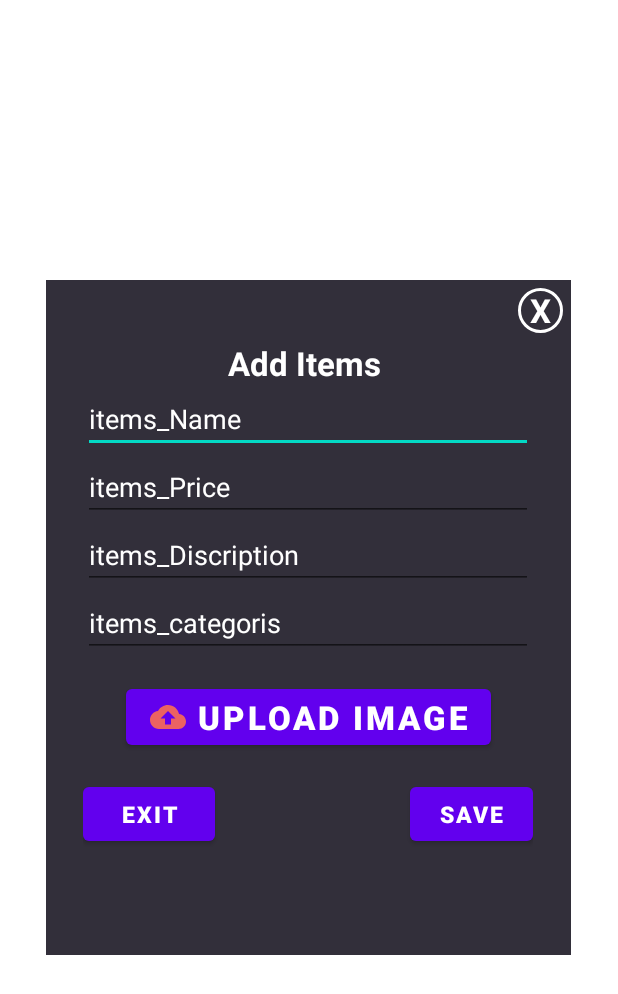
After one commit to rahul-loni/Authentication, an Android app: the Popup_Add_Window screen opened directly, with no data from a screen before it, on a phone screen of 412 x 824 dp. The commit adds this screen. Shown: the top 994 px of the screen. Run offline under Robolectric (Android 15) with nearby library versions, the phone set to English and light mode, and no system bars; Roboto replaces fonts that are not available here.

Commit message:
letest commit

```diff
--- a/app/src/main/AndroidManifest.xml
+++ b/app/src/main/AndroidManifest.xml
@@ -9,7 +9,8 @@
         android:roundIcon="@mipmap/ic_launcher_round"
         android:supportsRtl="true"
         android:theme="@style/Theme.Authentication">
-        <activity android:name=".ForgotPassword"></activity>
+        <activity android:name=".Popup_Add_Window"></activity>
+        <activity android:name=".ForgotPassword" />
         <activity android:name=".Login" />
         <activity android:name=".MainActivity" />
         <activity android:name=".Signup" />
--- /dev/null
+++ b/app/src/main/java/com/example/authentication/Popup_Add_Window.java
@@ -0,0 +1,14 @@
+package com.example.authentication;
+
+import androidx.appcompat.app.AppCompatActivity;
+
+import android.os.Bundle;
+
+public class Popup_Add_Window extends AppCompatActivity {
+
+    @Override
+    protected void onCreate(Bundle savedInstanceState) {
+        super.onCreate(savedInstanceState);
+        setContentView(R.layout.activity_popup_add_window);
+    }
+}
--- a/app/src/main/java/com/example/authentication/Signup.java
+++ b/app/src/main/java/com/example/authentication/Signup.java
@@ -27,7 +27,7 @@ public class Signup extends AppCompatActivity {
     protected void onCreate(Bundle savedInstanceState) {
         super.onCreate(savedInstanceState);
         setContentView(R.layout.activity_signup);
-        getSupportActionBar().setTitle("Signup Page");
+
 
         button_signup=findViewById(R.id.btnregister);
         textView_login=findViewById(R.id.txt_login);
--- a/app/src/main/java/com/example/authentication/Splash_Screen.java
+++ b/app/src/main/java/com/example/authentication/Splash_Screen.java
@@ -31,7 +31,7 @@ public class Splash_Screen extends AppCompatActivity {
             @Override
             public void run() {
                 try {
-                    sleep(9000);
+                    sleep(3000);
                     Intent intent=new Intent(Splash_Screen.this,Login.class);
                     startActivity(intent);
                 } catch (InterruptedException e) {
--- /dev/null
+++ b/app/src/main/res/drawable/circle.xml
@@ -0,0 +1,6 @@
+<?xml version="1.0" encoding="utf-8"?>
+<shape xmlns:android="http://schemas.android.com/apk/res/android"
+    android:shape="oval">
+    <stroke android:width="2dp" android:color="@color/white"/>
+
+</shape>
--- /dev/null
+++ b/app/src/main/res/drawable/ic_baseline_add_comment_24.xml
@@ -0,0 +1,5 @@
+<vector android:height="24dp" android:tint="#EC6262"
+    android:viewportHeight="24" android:viewportWidth="24"
+    android:width="24dp" xmlns:android="http://schemas.android.com/apk/res/android">
+    <path android:fillColor="@android:color/white" android:pathData="M21.99,4c0,-1.1 -0.89,-2 -1.99,-2H4c-1.1,0 -2,0.9 -2,2v12c0,1.1 0.9,2 2,2h14l4,4 -0.01,-18zM17,11h-4v4h-2v-4H7V9h4V5h2v4h4v2z"/>
+</vector>
--- /dev/null
+++ b/app/src/main/res/drawable/ic_baseline_close_24.xml
@@ -0,0 +1,5 @@
+<vector android:height="24dp" android:tint="#EC6262"
+    android:viewportHeight="24" android:viewportWidth="24"
+    android:width="24dp" xmlns:android="http://schemas.android.com/apk/res/android">
+    <path android:fillColor="@android:color/white" android:pathData="M19,6.41L17.59,5 12,10.59 6.41,5 5,6.41 10.59,12 5,17.59 6.41,19 12,13.41 17.59,19 19,17.59 13.41,12z"/>
+</vector>
--- /dev/null
+++ b/app/src/main/res/drawable/ic_baseline_cloud_upload_24.xml
@@ -0,0 +1,5 @@
+<vector android:height="24dp" android:tint="#EC6262"
+    android:viewportHeight="24" android:viewportWidth="24"
+    android:width="24dp" xmlns:android="http://schemas.android.com/apk/res/android">
+    <path android:fillColor="@android:color/white" android:pathData="M19.35,10.04C18.67,6.59 15.64,4 12,4 9.11,4 6.6,5.64 5.35,8.04 2.34,8.36 0,10.91 0,14c0,3.31 2.69,6 6,6h13c2.76,0 5,-2.24 5,-5 0,-2.64 -2.05,-4.78 -4.65,-4.96zM14,13v4h-4v-4H7l5,-5 5,5h-3z"/>
+</vector>
--- /dev/null
+++ b/app/src/main/res/drawable/ic_baseline_home_24.xml
@@ -0,0 +1,5 @@
+<vector android:height="24dp" android:tint="#EC6262"
+    android:viewportHeight="24" android:viewportWidth="24"
+    android:width="24dp" xmlns:android="http://schemas.android.com/apk/res/android">
+    <path android:fillColor="@android:color/white" android:pathData="M10,20v-6h4v6h5v-8h3L12,3 2,12h3v8z"/>
+</vector>
--- /dev/null
+++ b/app/src/main/res/layout/activity_popup_add_window.xml
@@ -0,0 +1,101 @@
+<?xml version="1.0" encoding="utf-8"?>
+<LinearLayout
+    xmlns:android="http://schemas.android.com/apk/res/android"
+    android:id="@+id/rl_custom_layout"
+    android:layout_width="350dp"
+    android:layout_height="450dp"
+    android:orientation="vertical"
+    android:padding="5dp"
+    android:layout_gravity="center"
+    android:background="#322F3A">
+    <TextView
+        android:id="@+id/txt_close"
+        android:layout_width="30dp"
+        android:layout_height="30dp"
+        android:text="X"
+        android:background="@drawable/circle"
+        android:gravity="center"
+        android:textStyle="bold"
+        android:textColor="@color/white"
+        android:textSize="22sp"
+        android:layout_gravity="end"/>
+
+    <TextView
+        android:layout_width="wrap_content"
+        android:layout_height="wrap_content"
+        android:text="Add Items "
+        android:layout_gravity="center"
+        android:layout_marginTop="5dp"
+        android:textSize="22sp"
+        android:textStyle="bold"
+        android:textColor="@color/white"/>
+    <EditText
+        android:layout_width="300dp"
+        android:layout_height="40dp"
+        android:hint="items_Name"
+        android:layout_gravity="center"
+        android:layout_marginTop="5dp"
+        android:textColorHint="@color/white"
+        />
+    <EditText
+        android:layout_width="300dp"
+        android:layout_height="40dp"
+        android:hint="items_Price"
+        android:layout_marginTop="5dp"
+        android:layout_gravity="center"
+        android:textColorHint="@color/white"
+        />
+    <EditText
+        android:layout_width="300dp"
+        android:layout_height="40dp"
+        android:hint="items_Discription"
+        android:layout_gravity="center"
+        android:layout_marginTop="5dp"
+        android:textColorHint="@color/white"
+        />
+    <EditText
+        android:layout_width="300dp"
+        android:layout_height="40dp"
+        android:hint="items_categoris"
+        android:layout_gravity="center"
+        android:layout_marginTop="5dp"
+        android:textColorHint="@color/white"
+        />
+    <Button
+        android:layout_width="wrap_content"
+        android:layout_height="wrap_content"
+        android:text="Upload Image"
+        android:drawableLeft="@drawable/ic_baseline_cloud_upload_24"
+        android:textColor="@color/white"
+        android:textStyle="bold"
+        android:textSize="22dp"
+        android:layout_gravity="center"
+        android:layout_marginTop="15dp"/>
+    <LinearLayout
+        android:layout_width="300dp"
+        android:layout_height="80dp"
+        android:orientation="horizontal"
+        android:gravity="center"
+        android:layout_gravity="center">
+        <Button
+            android:layout_width="wrap_content"
+            android:layout_height="wrap_content"
+            android:textStyle="bold"
+            android:textSize="15sp"
+            android:layout_marginRight="30dp"
+            android:text="Exit"
+            />
+        <Button
+            android:layout_width="wrap_content"
+            android:layout_height="wrap_content"
+            android:textStyle="bold"
+            android:textSize="15dp"
+            android:layout_marginLeft="100dp"
+            android:text="Save"
+            />
+
+
+    </LinearLayout>
+
+
+</LinearLayout>
--- a/app/src/main/res/values/themes.xml
+++ b/app/src/main/res/values/themes.xml
@@ -1,6 +1,6 @@
 <resources xmlns:tools="http://schemas.android.com/tools">
     <!-- Base application theme. -->
-    <style name="Theme.Authentication" parent="Theme.MaterialComponents.DayNight.DarkActionBar">
+    <style name="Theme.Authentication" parent="Theme.MaterialComponents.DayNight.NoActionBar">
         <!-- Primary brand color. -->
         <item name="colorPrimary">@color/purple_500</item>
         <item name="colorPrimaryVariant">@color/purple_700</item>
```
Also changed, not shown: app/src/main/java/com/example/authentication/Login.java (+39 -3 lines), app/src/main/java/com/example/authentication/MainActivity.java (+28 -10 lines), app/src/main/res/layout/activity_main.xml (+4 -6 lines).
